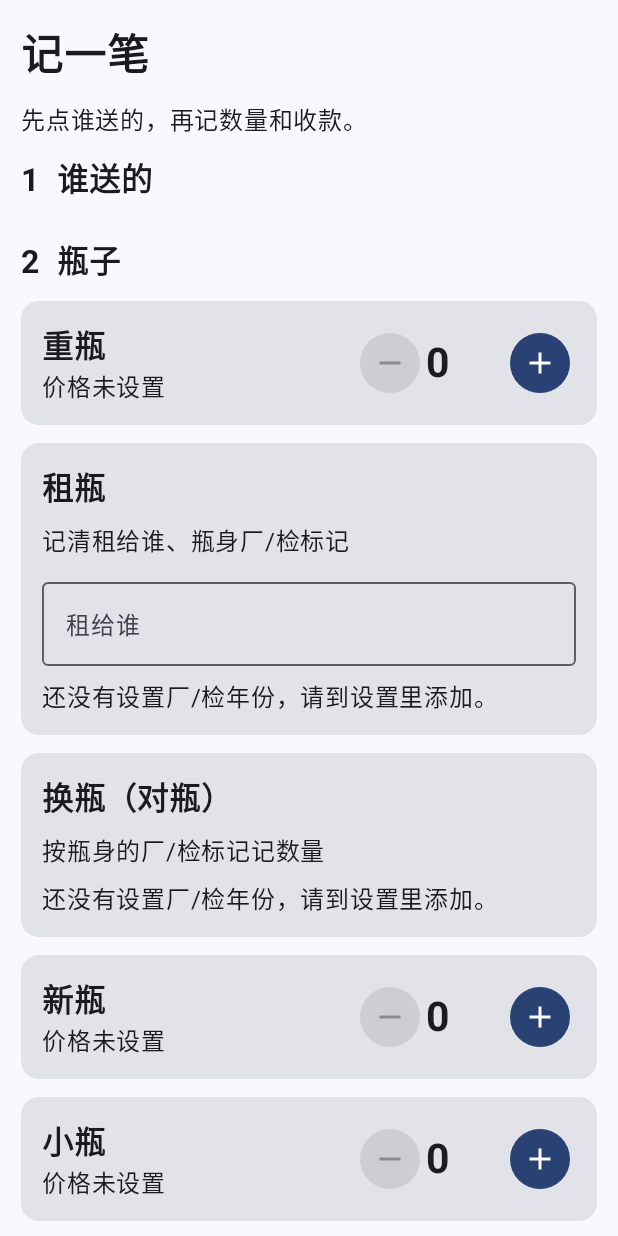
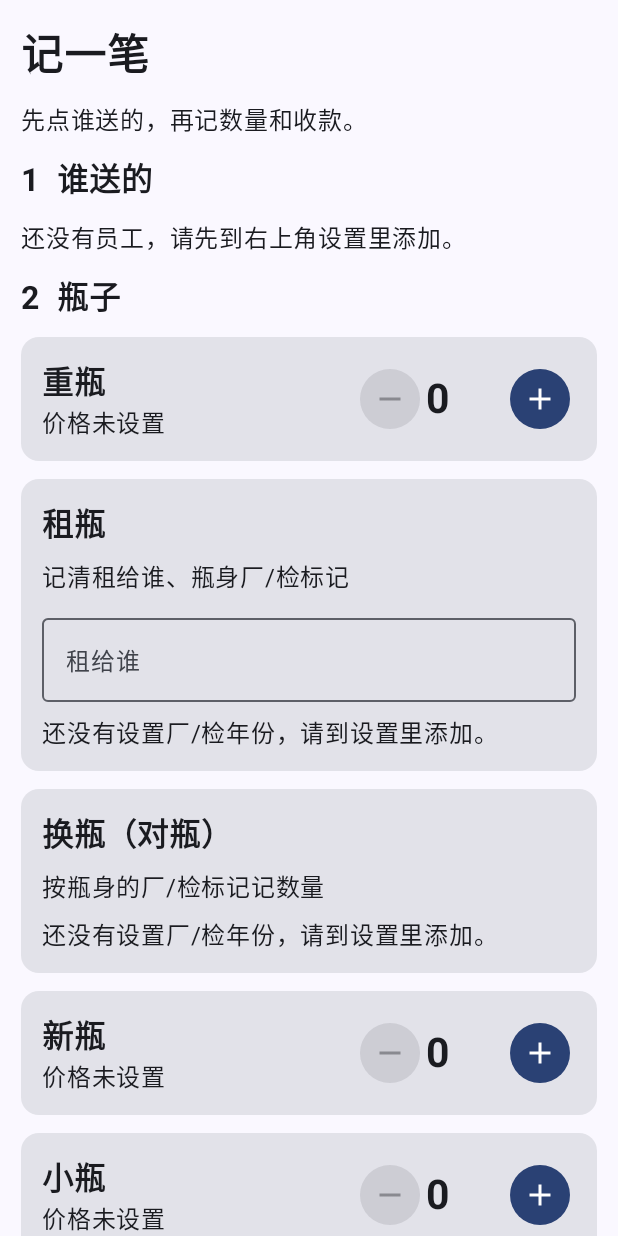
Before and after one commit to Apexyunhnao/MyProductivityApp, an Android app built with Jetpack Compose: the composable V2RecordScreen shown on its own in the app's theme, on a phone screen of 412 x 824 dp. Run offline under Robolectric (Android 15) with nearby library versions, the light colour scheme and no system bars; our stand-ins replace Room's generated code.

Commit message:
Fix V2 record suspend price loading and bottle detail construction

```diff
--- a/app/src/main/java/com/example/myproductivityapp/ui/screens/V2RecordScreen.kt
+++ b/app/src/main/java/com/example/myproductivityapp/ui/screens/V2RecordScreen.kt
@@ -68,7 +68,11 @@ fun V2RecordScreen() {
         yearRepo.observeAll().collect { years = it.distinctBy { y -> "${y.year}-${y.type}" } }
     }
     LaunchedEffect(Unit) {
-        prices = BottleType.values().associateWith { priceRepo.getByType(it.name)?.price ?: 0 }
+        val loaded = mutableMapOf<BottleType, Int>()
+        BottleType.values().forEach { type ->
+            loaded[type] = priceRepo.getByType(type.name)?.price ?: 0
+        }
+        prices = loaded
     }
 
     val rentalQty = rentalMarks.values.sum()
@@ -86,9 +90,15 @@ fun V2RecordScreen() {
     val marks = years.map { "${it.year}${it.type}" }.distinct()
 
     fun reset() {
-        heavy = 0; fresh = 0; small = 0
-        rentalMarks.clear(); exchangeMarks.clear()
-        rentalCustomer = ""; cashText = ""; wechatText = ""; note = ""
+        heavy = 0
+        fresh = 0
+        small = 0
+        rentalMarks.clear()
+        exchangeMarks.clear()
+        rentalCustomer = ""
+        cashText = ""
+        wechatText = ""
+        note = ""
     }
 
     Scaffold(snackbarHost = { SnackbarHost(snackbar) }) { inner ->
@@ -104,6 +114,9 @@ fun V2RecordScreen() {
             Text("先点谁送的，再记数量和收款。", style = MaterialTheme.typography.bodyLarge)
 
             Title("1  谁送的")
+            if (employees.isEmpty()) {
+                Text("还没有员工，请先到右上角设置里添加。")
+            } else {
                 LazyRow(horizontalArrangement = Arrangement.spacedBy(8.dp)) {
                     items(employees, key = { it.id }) { item ->
                         FilterChip(
@@ -113,10 +126,16 @@ fun V2RecordScreen() {
                         )
                     }
                 }
+            }
 
             Title("2  瓶子")
-            SimpleCounter("重瓶", priceText(prices[BottleType.HEAVY] ?: 0), heavy,
-                { if (heavy > 0) heavy-- }, { heavy++ })
+            SimpleCounter(
+                title = "重瓶",
+                help = priceText(prices[BottleType.HEAVY] ?: 0),
+                qty = heavy,
+                minus = { if (heavy > 0) heavy-- },
+                plus = { heavy++ }
+            )
 
             MarkCounter(
                 title = "租瓶",
@@ -134,10 +153,20 @@ fun V2RecordScreen() {
                 counts = exchangeMarks
             )
 
-            SimpleCounter("新瓶", priceText(prices[BottleType.NEW] ?: 0), fresh,
-                { if (fresh > 0) fresh-- }, { fresh++ })
-            SimpleCounter("小瓶", priceText(prices[BottleType.SMALL] ?: 0), small,
-                { if (small > 0) small-- }, { small++ })
+            SimpleCounter(
+                title = "新瓶",
+                help = priceText(prices[BottleType.NEW] ?: 0),
+                qty = fresh,
+                minus = { if (fresh > 0) fresh-- },
+                plus = { fresh++ }
+            )
+            SimpleCounter(
+                title = "小瓶",
+                help = priceText(prices[BottleType.SMALL] ?: 0),
+                qty = small,
+                minus = { if (small > 0) small-- },
+                plus = { small++ }
+            )
 
             Title("3  收了多少钱")
             Card(Modifier.fillMaxWidth()) {
@@ -149,10 +178,12 @@ fun V2RecordScreen() {
                     MoneyField("现金", cashText) { cashText = it }
                     MoneyField("微信", wechatText) { wechatText = it }
                     if (debt > 0) {
-                        Text("还欠 ¥${String.format("%.0f", debt)}",
+                        Text(
+                            "还欠 ¥${String.format("%.0f", debt)}",
                             color = MaterialTheme.colorScheme.error,
                             fontSize = 21.sp,
-                            fontWeight = FontWeight.Bold)
+                            fontWeight = FontWeight.Bold
+                        )
                     } else if (cash + wechat > 0) {
                         Text("已结清", color = MaterialTheme.colorScheme.primary, fontSize = 19.sp)
                     }
@@ -225,7 +256,9 @@ fun V2RecordScreen() {
                         }
                     }
                 }
-            ) { Text(if (saving) "正在保存…" else "保存这笔", fontSize = 22.sp, fontWeight = FontWeight.Bold) }
+            ) {
+                Text(if (saving) "正在保存…" else "保存这笔", fontSize = 22.sp, fontWeight = FontWeight.Bold)
+            }
 
             Spacer(Modifier.height(20.dp))
         }
@@ -233,19 +266,39 @@ fun V2RecordScreen() {
 }
 
 @Composable
-private fun Title(text: String) = Text(text, fontSize = 21.sp, fontWeight = FontWeight.Bold)
+private fun Title(text: String) {
+    Text(text, fontSize = 21.sp, fontWeight = FontWeight.Bold)
+}
 
 @Composable
-private fun SimpleCounter(title: String, help: String, qty: Int, minus: () -> Unit, plus: () -> Unit) {
+private fun SimpleCounter(
+    title: String,
+    help: String,
+    qty: Int,
+    minus: () -> Unit,
+    plus: () -> Unit
+) {
     Card(Modifier.fillMaxWidth()) {
-        Row(Modifier.fillMaxWidth().padding(14.dp), verticalAlignment = Alignment.CenterVertically) {
+        Row(
+            Modifier.fillMaxWidth().padding(14.dp),
+            verticalAlignment = Alignment.CenterVertically
+        ) {
             Column(Modifier.weight(1f)) {
                 Text(title, fontSize = 21.sp, fontWeight = FontWeight.Bold)
                 Text(help)
             }
-            FilledTonalIconButton(onClick = minus, enabled = qty > 0) { Icon(Icons.Default.Remove, "减1") }
-            Text(qty.toString(), modifier = Modifier.widthIn(min = 52.dp), fontSize = 27.sp, fontWeight = FontWeight.Bold)
-            FilledIconButton(onClick = plus) { Icon(Icons.Default.Add, "加1") }
+            FilledTonalIconButton(onClick = minus, enabled = qty > 0) {
+                Icon(Icons.Default.Remove, "减1")
+            }
+            Text(
+                qty.toString(),
+                modifier = Modifier.widthIn(min = 52.dp),
+                fontSize = 27.sp,
+                fontWeight = FontWeight.Bold
+            )
+            FilledIconButton(onClick = plus) {
+                Icon(Icons.Default.Add, "加1")
+            }
         }
     }
 }
@@ -272,16 +325,28 @@ private fun MarkCounter(
                     singleLine = true
                 )
             }
-            if (marks.isEmpty()) Text("还没有设置厂/检年份，请到设置里添加。")
+            if (marks.isEmpty()) {
+                Text("还没有设置厂/检年份，请到设置里添加。")
+            }
             marks.forEach { mark ->
                 val qty = counts[mark] ?: 0
                 Row(Modifier.fillMaxWidth(), verticalAlignment = Alignment.CenterVertically) {
                     Text(mark, Modifier.weight(1f), fontSize = 19.sp, fontWeight = FontWeight.Medium)
-                    FilledTonalIconButton(onClick = { if (qty > 0) counts[mark] = qty - 1 }, enabled = qty > 0) {
+                    FilledTonalIconButton(
+                        onClick = { if (qty > 0) counts[mark] = qty - 1 },
+                        enabled = qty > 0
+                    ) {
                         Icon(Icons.Default.Remove, "减1")
                     }
-                    Text(qty.toString(), modifier = Modifier.widthIn(min = 46.dp), fontSize = 24.sp, fontWeight = FontWeight.Bold)
-                    FilledTonalIconButton(onClick = { counts[mark] = qty + 1 }) { Icon(Icons.Default.Add, "加1") }
+                    Text(
+                        qty.toString(),
+                        modifier = Modifier.widthIn(min = 46.dp),
+                        fontSize = 24.sp,
+                        fontWeight = FontWeight.Bold
+                    )
+                    FilledTonalIconButton(onClick = { counts[mark] = qty + 1 }) {
+                        Icon(Icons.Default.Add, "加1")
+                    }
                 }
             }
         }
@@ -301,11 +366,12 @@ private fun MoneyField(label: String, value: String, onChange: (String) -> Unit)
     )
 }
 
-private fun priceText(price: Int) = if (price > 0) "¥$price / 瓶" else "价格未设置"
+private fun priceText(price: Int): String = if (price > 0) "¥$price / 瓶" else "价格未设置"
 
-private fun marksText(values: Map<String, Int>) = values
+private fun marksText(values: Map<String, Int>): String = values
     .filterValues { it > 0 }
-    .entries.joinToString(" ") { "${it.key}:${it.value}个" }
+    .entries
+    .joinToString(" ") { "${it.key}:${it.value}个" }
 
 private fun buildBottleDetails(
     recordId: Long,
@@ -318,14 +384,47 @@ private fun buildBottleDetails(
     prices: Map<BottleType, Int>
 ): List<BottleDetail> {
     val result = mutableListOf<BottleDetail>()
-    if (heavy > 0) result += BottleDetail(recordId = 0, deliveryRecordId = recordId, bottleType = BottleType.HEAVY.name, quantity = heavy, unitPrice = (prices[BottleType.HEAVY] ?: 0).toDouble())
+    if (heavy > 0) {
+        result += BottleDetail(
+            deliveryRecordId = recordId,
+            bottleType = BottleType.HEAVY.name,
+            quantity = heavy,
+            unitPrice = (prices[BottleType.HEAVY] ?: 0).toDouble()
+        )
+    }
     rentalMarks.filterValues { it > 0 }.forEach { (mark, qty) ->
-        result += BottleDetail(deliveryRecordId = recordId, bottleType = BottleType.RENTAL.name, quantity = qty, productionMark = mark, customerName = rentalCustomer, unitPrice = (prices[BottleType.RENTAL] ?: 0).toDouble())
+        result += BottleDetail(
+            deliveryRecordId = recordId,
+            bottleType = BottleType.RENTAL.name,
+            quantity = qty,
+            productionMark = mark,
+            customerName = rentalCustomer,
+            unitPrice = (prices[BottleType.RENTAL] ?: 0).toDouble()
+        )
     }
     exchangeMarks.filterValues { it > 0 }.forEach { (mark, qty) ->
-        result += BottleDetail(deliveryRecordId = recordId, bottleType = BottleType.EXCHANGE.name, quantity = qty, productionMark = mark)
+        result += BottleDetail(
+            deliveryRecordId = recordId,
+            bottleType = BottleType.EXCHANGE.name,
+            quantity = qty,
+            productionMark = mark
+        )
     }
-    if (fresh > 0) result += BottleDetail(deliveryRecordId = recordId, bottleType = BottleType.NEW.name, quantity = fresh, unitPrice = (prices[BottleType.NEW] ?: 0).toDouble())
-    if (small > 0) result += BottleDetail(deliveryRecordId = recordId, bottleType = BottleType.SMALL.name, quantity = small, unitPrice = (prices[BottleType.SMALL] ?: 0).toDouble())
+    if (fresh > 0) {
+        result += BottleDetail(
+            deliveryRecordId = recordId,
+            bottleType = BottleType.NEW.name,
+            quantity = fresh,
+            unitPrice = (prices[BottleType.NEW] ?: 0).toDouble()
+        )
+    }
+    if (small > 0) {
+        result += BottleDetail(
+            deliveryRecordId = recordId,
+            bottleType = BottleType.SMALL.name,
+            quantity = small,
+            unitPrice = (prices[BottleType.SMALL] ?: 0).toDouble()
+        )
+    }
     return result
 }
```
Lines whose indentation alone changed are shown as unchanged.
